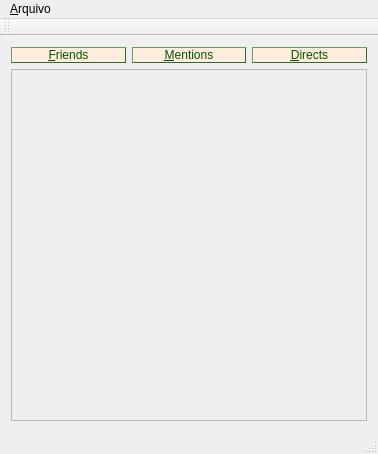
The window that wndtimeline.ui (thiagomg/twithiago) describes before a commit, drawn with Qt 5.
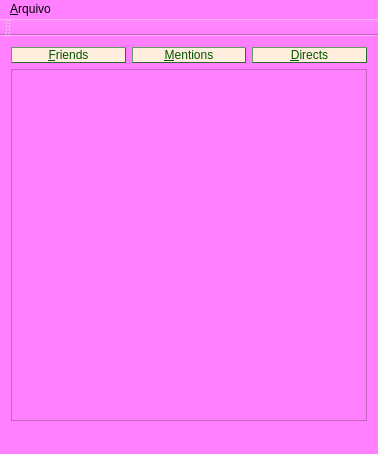
The same window after the commit.

What changed in the file:
```diff
--- a/wndtimeline.ui
+++ b/wndtimeline.ui
@@ -14,7 +14,7 @@
    <string>Twithiago</string>
   </property>
   <property name="styleSheet">
-   <string notr="true"/>
+   <string notr="true">background-color: #FF7FFF;</string>
   </property>
   <widget class="QWidget" name="centralWidget">
    <layout class="QVBoxLayout" name="verticalLayout" stretch="0,0">
@@ -107,8 +107,8 @@
         <rect>
          <x>0</x>
          <y>0</y>
-         <width>358</width>
-         <height>355</height>
+         <width>356</width>
+         <height>338</height>
         </rect>
        </property>
        <layout class="QHBoxLayout" name="horizontalLayout_2">
@@ -140,7 +140,7 @@
      <x>0</x>
      <y>0</y>
      <width>378</width>
-     <height>22</height>
+     <height>28</height>
     </rect>
    </property>
    <widget class="QMenu" name="menu_Arquivo">
```
